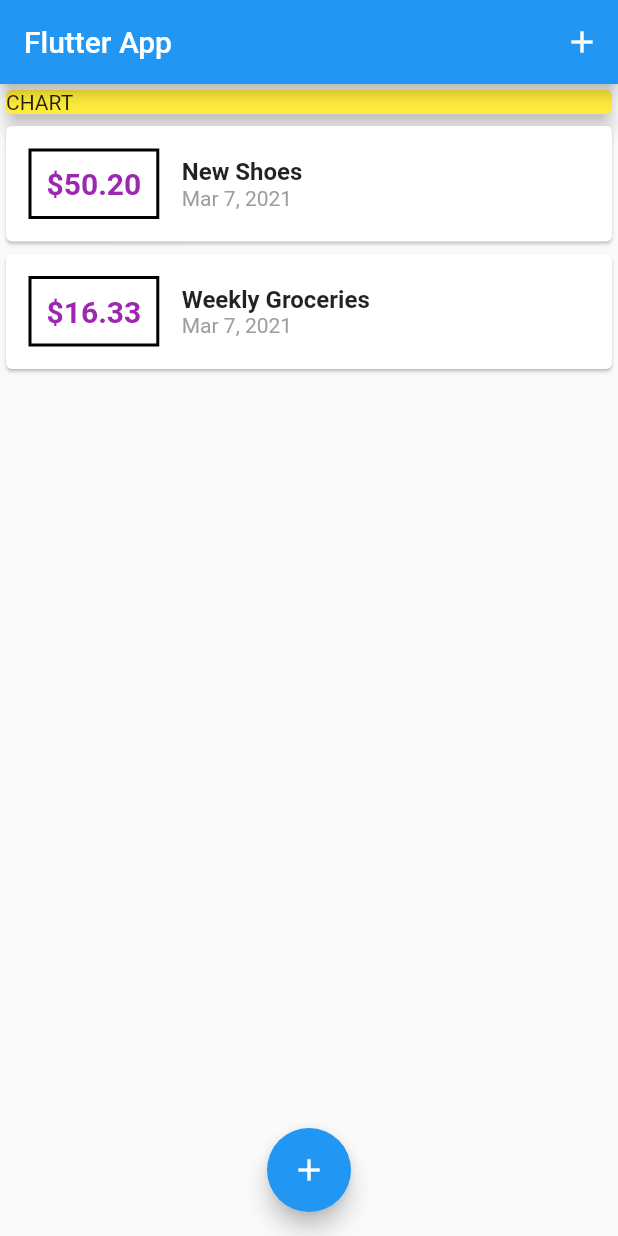
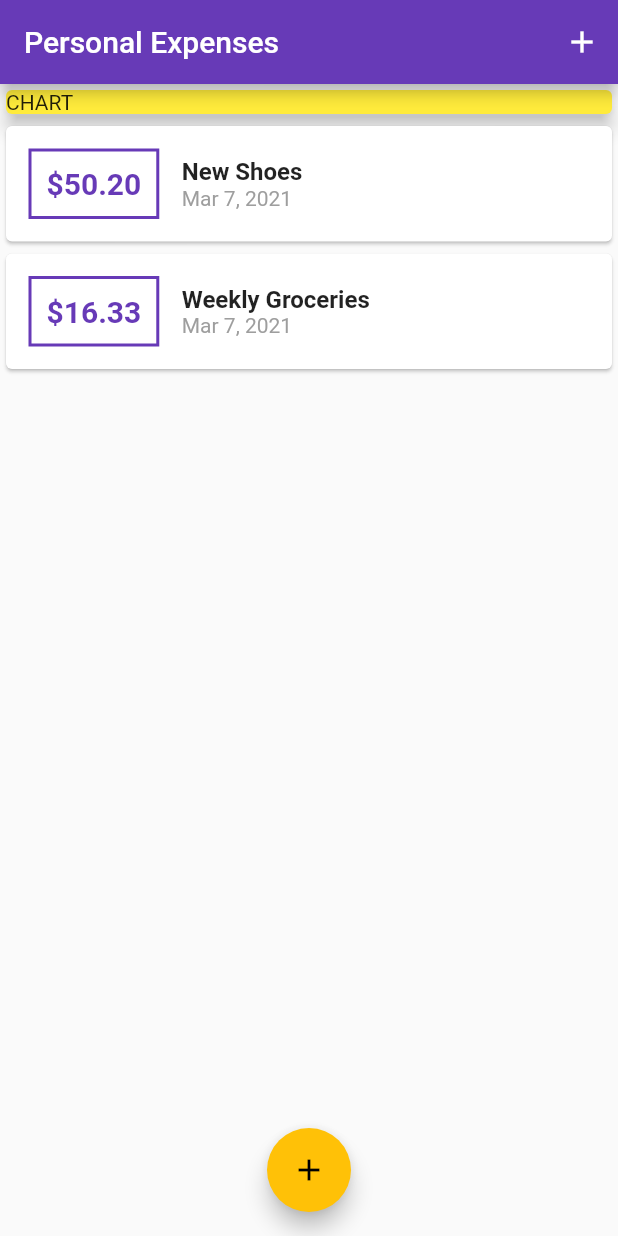
Before and after one commit to mahmoudeid14/ExpensePlannerFlutterApp, a Flutter app: the screen it shows after launch, on a phone screen of 412 x 824 dp. Run offline on Flutter 3.47's test engine with Material 2 defaults, Android fonts, the phone set to English and light mode, and no system bars.

Commit message:
Add Them to all the appication

```diff
--- a/lib/main.dart
+++ b/lib/main.dart
@@ -9,7 +9,11 @@ class MyApp extends StatelessWidget {
   @override
   Widget build(BuildContext context) {
     return MaterialApp(
-      title: 'Flutter App',
+      title: 'Personal Expenses',
+      theme: ThemeData(
+        primarySwatch: Colors.deepPurple,
+        accentColor: Colors.amber,
+      ),
       home: MyHomePage(),
     );
   }
@@ -63,7 +67,7 @@ class _MyHomePageState extends State<MyHomePage> {
   Widget build(BuildContext context) {
     return Scaffold(
       appBar: AppBar(
-        title: Text('Flutter App'),
+        title: Text('Personal Expenses'),
         actions: [
           IconButton(
               icon: Icon(Icons.add),
--- a/lib/widgets/transaction_list.dart
+++ b/lib/widgets/transaction_list.dart
@@ -21,7 +21,7 @@ class TransactionList extends StatelessWidget {
                   ),
                   decoration: BoxDecoration(
                       border: Border.all(
-                    color: Colors.black,
+                    color: Theme.of(context).primaryColor,
                     width: 2,
                   )),
                   padding: EdgeInsets.all(10),
@@ -30,7 +30,7 @@ class TransactionList extends StatelessWidget {
                     style: TextStyle(
                         fontWeight: FontWeight.bold,
                         fontSize: 20,
-                        color: Colors.purple),
+                        color: Theme.of(context).primaryColor),
                   ),
                 ),
                 Column(
```
